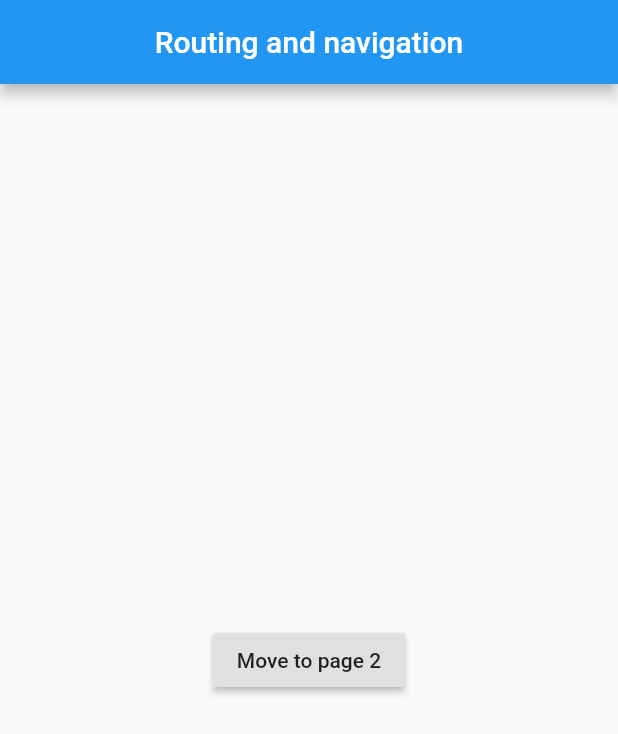
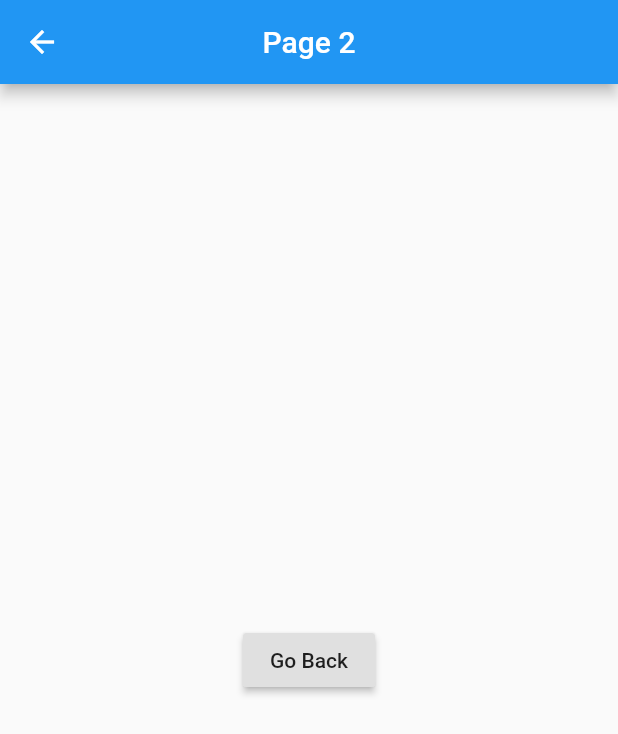
Before and after one commit to YanaLugina/navigation_flutter, a Flutter app: the screen it shows after launch, after a tap on "Move to page 2", on a phone screen of 412 x 824 dp. Shown: the top 734 px of the screen. Run offline on Flutter 3.47's test engine with Material 2 defaults, Android fonts, the phone set to English and light mode, and no system bars.

Commit message:
main: used Navigator.push() and Navigator.pop()

```diff
--- a/lib/main.dart
+++ b/lib/main.dart
@@ -30,9 +30,38 @@ class _HomePage extends StatelessWidget {
   Widget build(BuildContext context) {
     return Center(
       child: RaisedButton(
-        onPressed: () {},
+        onPressed: () {
+          Route route = _myRoute();
+          Navigator.push(context, route);
+        },
         child: Text('Move to page 2')
       ),
     );
   }
 }
+
+Route _myRoute() {
+  return MaterialPageRoute(
+    builder: (context) => _Page2()
+  );
+}
+
+class _Page2 extends StatelessWidget {
+  @override
+  Widget build(BuildContext context) {
+    return Scaffold(
+      appBar: AppBar(
+        title: Text('Page 2'),
+        centerTitle: true,
+      ),
+      body: Center(
+        child: RaisedButton(
+            onPressed: () {
+              Navigator.pop(context);
+            },
+            child: Text('Go Back'),
+        ),
+      ),
+    );
+  }
+}
```
Also changed, not shown: 1 other file.
